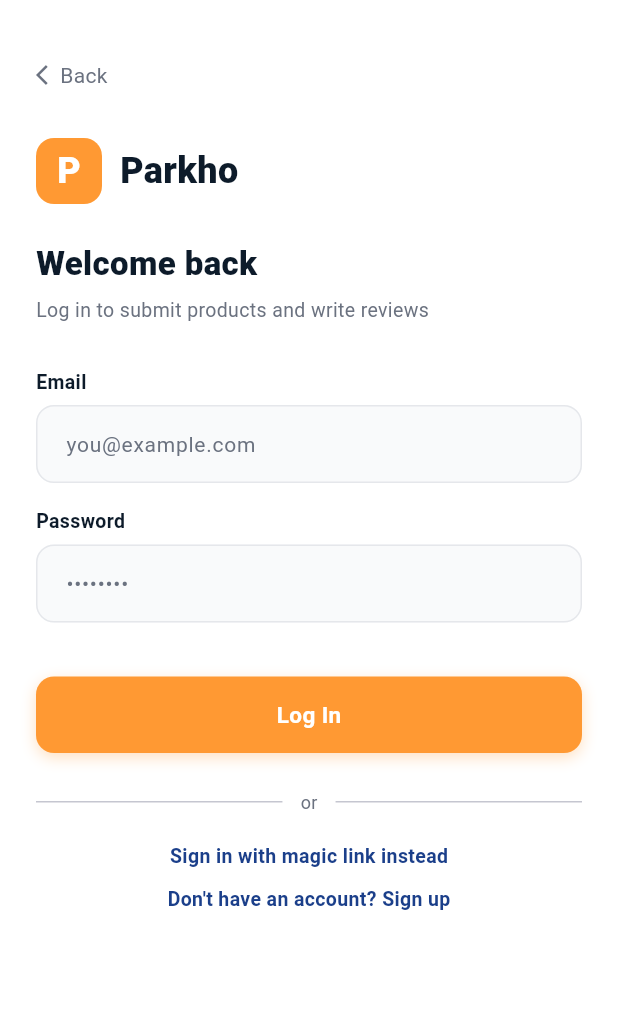
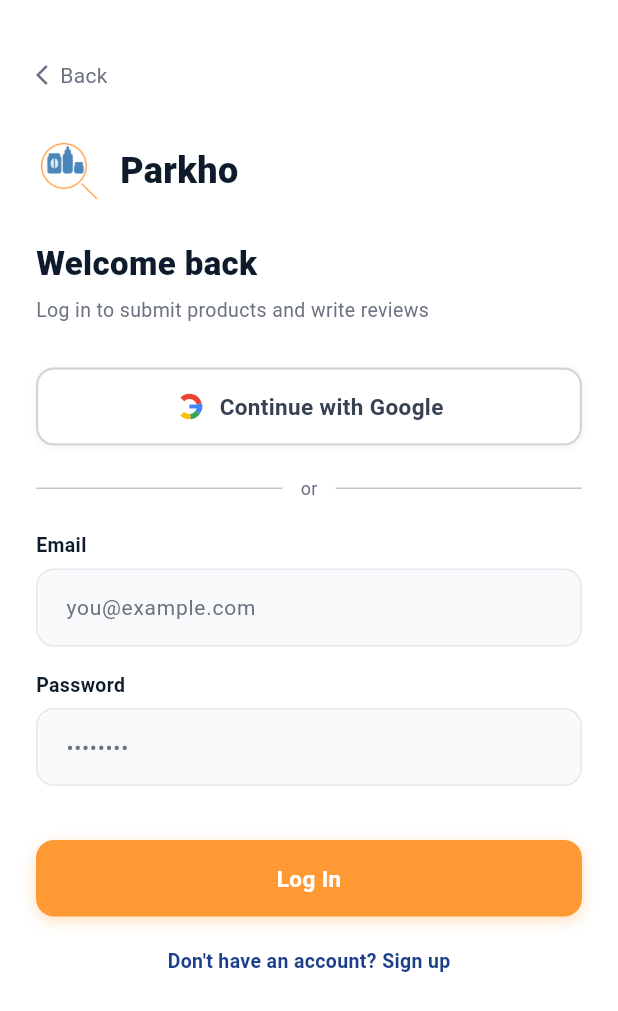
Before and after one commit to Shubham-Paliwal20/checkkaro, a Flutter app: the screen it shows after launch, after a tap on "Login", on a phone screen of 412 x 824 dp. Shown: the top 1011 px of the screen. Run offline on Flutter 3.47's test engine with Material 3 defaults, Android fonts, the phone set to English and light mode, and no system bars; our stand-ins replace cached_network_image, dio, flutter_riverpod, go_router, hive_flutter; missing offline and left inert: mobile_scanner; accounts and stored records are empty; network calls fail; Roboto replaces fonts that are missing (Poppins).

Commit message:
feat(mobile): Google sign-in, live reviews, logo everywhere, fix images
- Login: replace P box with logo, remove magic link, add Continue with
  Google button (opens Supabase OAuth in browser)
- Reviews: fetch live from Supabase reviews table (approved only) instead
  of hardcoded fake data
- Images: add browser User-Agent header to all CachedNetworkImage calls so
  CDN-hosted images (like Lakme) load correctly on mobile

Co-Authored-By: Claude Sonnet 4.6 <noreply@anthropic.com>

```diff
--- a/mobile/lib/core/api/api_client.dart
+++ b/mobile/lib/core/api/api_client.dart
@@ -88,6 +88,29 @@ class ApiClient {
     return [];
   }
 
+  static Future<List<Map<String, dynamic>>> getReviews() async {
+    try {
+      final res = await _dio.get(
+        'https://ecyuhdegovjhhqvasiez.supabase.co/rest/v1/reviews',
+        queryParameters: {
+          'is_approved': 'eq.true',
+          'select': 'id,reviewer_name,review_text,rating',
+          'order': 'created_at.desc',
+          'limit': '20',
+        },
+        options: Options(headers: {
+          'apikey': 'eyJhbGciOiJIUzI1NiIsInR5cCI6IkpXVCJ9.eyJpc3MiOiJzdXBhYmFzZSIsInJlZiI6ImVjeXVoZGVnb3ZqaGhxdmFzaWV6Iiwicm9sZSI6ImFub24iLCJpYXQiOjE3NzU4OTI5MzIsImV4cCI6MjA5MTQ2ODkzMn0.Kqjqp0hvkRLAGuKCY1g202sUD74YD2wEixM8r0Ka5GA',
+          'Authorization': 'Bearer eyJhbGciOiJIUzI1NiIsInR5cCI6IkpXVCJ9.eyJpc3MiOiJzdXBhYmFzZSIsInJlZiI6ImVjeXVoZGVnb3ZqaGhxdmFzaWV6Iiwicm9sZSI6ImFub24iLCJpYXQiOjE3NzU4OTI5MzIsImV4cCI6MjA5MTQ2ODkzMn0.Kqjqp0hvkRLAGuKCY1g202sUD74YD2wEixM8r0Ka5GA',
+        }),
+      );
+      final data = res.data;
+      if (data is List) return data.cast<Map<String, dynamic>>();
+      return [];
+    } catch (_) {
+      return [];
+    }
+  }
+
   static Future<void> reportProduct({
     required String productId,
     required String productName,
--- a/mobile/lib/features/auth/login_screen.dart
+++ b/mobile/lib/features/auth/login_screen.dart
@@ -2,11 +2,12 @@ import 'package:dio/dio.dart';
 import 'package:flutter/material.dart';
 import 'package:flutter_riverpod/flutter_riverpod.dart';
 import 'package:go_router/go_router.dart';
+import 'package:url_launcher/url_launcher.dart';
 import '../../core/auth/auth_provider.dart';
 import '../../core/config/app_config.dart';
 import '../../core/theme/app_theme.dart';
 
-enum _Mode { signIn, signUp, magicLink }
+enum _Mode { signIn, signUp }
 
 class LoginScreen extends ConsumerStatefulWidget {
   const LoginScreen({super.key});
@@ -18,10 +19,10 @@ class LoginScreen extends ConsumerStatefulWidget {
 class _LoginScreenState extends ConsumerState<LoginScreen> {
   final _emailCtrl    = TextEditingController();
   final _passwordCtrl = TextEditingController();
-  _Mode  _mode    = _Mode.signIn;
-  bool   _loading = false;
+  _Mode   _mode    = _Mode.signIn;
+  bool    _loading = false;
   String? _message;
-  bool   _isError = false;
+  bool    _isError = false;
 
   final _dio = Dio(BaseOptions(connectTimeout: const Duration(seconds: 15)));
 
@@ -35,8 +36,8 @@ class _LoginScreenState extends ConsumerState<LoginScreen> {
   Future<void> _submit() async {
     final email    = _emailCtrl.text.trim();
     final password = _passwordCtrl.text;
-    if (email.isEmpty) return _show('Please enter your email.', error: true);
-    if (_mode != _Mode.magicLink && password.isEmpty) return _show('Please enter a password.', error: true);
+    if (email.isEmpty)    return _show('Please enter your email.', error: true);
+    if (password.isEmpty) return _show('Please enter a password.', error: true);
 
     setState(() { _loading = true; _message = null; });
     try {
@@ -54,20 +55,13 @@ class _LoginScreenState extends ConsumerState<LoginScreen> {
           id:           (user['id']    as String?) ?? '',
         );
         if (mounted) context.pop();
-      } else if (_mode == _Mode.signUp) {
+      } else {
         await _dio.post(
           '$supabaseUrl/auth/v1/signup',
           data: {'email': email, 'password': password},
           options: Options(headers: {'apikey': supabaseAnonKey, 'Content-Type': 'application/json'}),
         );
         _show('Account created! Check your email to confirm before logging in.', error: false);
-      } else {
-        await _dio.post(
-          '$supabaseUrl/auth/v1/otp',
-          data: {'email': email, 'create_user': true},
-          options: Options(headers: {'apikey': supabaseAnonKey, 'Content-Type': 'application/json'}),
-        );
-        _show('Magic link sent! Check your inbox.', error: false);
       }
     } on DioException catch (e) {
       final msg = (e.response?.data as Map?)?['error_description']
@@ -78,6 +72,15 @@ class _LoginScreenState extends ConsumerState<LoginScreen> {
       _show('Something went wrong. Please try again.', error: true);
     } finally {
       if (mounted) setState(() => _loading = false);
+    }
+  }
+
+  Future<void> _googleSignIn() async {
+    final uri = Uri.parse(
+      '$supabaseUrl/auth/v1/authorize?provider=google&redirect_to=https%3A%2F%2Fwww.parkho.in',
+    );
+    if (await canLaunchUrl(uri)) {
+      await launchUrl(uri, mode: LaunchMode.externalApplication);
     }
   }
 
@@ -110,42 +113,82 @@ class _LoginScreenState extends ConsumerState<LoginScreen> {
                 ),
               ),
               const SizedBox(height: 32),
+
+              // Logo + app name
               Row(
                 children: [
-                  Container(
-                    width: 44, height: 44,
-                    decoration: BoxDecoration(color: AppColors.brandOrange, borderRadius: BorderRadius.circular(12)),
-                    child: const Center(child: Text('P', style: TextStyle(color: Colors.white, fontWeight: FontWeight.w900, fontSize: 24, fontFamily: 'Poppins'))),
+                  ClipRRect(
+                    borderRadius: BorderRadius.circular(10),
+                    child: Image.asset('assets/images/logo.png', width: 44, height: 44, fit: BoxFit.cover),
                   ),
                   const SizedBox(width: 12),
-                  const Text('Parkho', style: TextStyle(fontSize: 24, fontWeight: FontWeight.w900, color: AppColors.textPrimary, fontFamily: 'Poppins')),
+                  const Text('Parkho',
+                      style: TextStyle(fontSize: 24, fontWeight: FontWeight.w900, color: AppColors.textPrimary, fontFamily: 'Poppins')),
                 ],
               ),
               const SizedBox(height: 24),
+
               Text(
-                _mode == _Mode.signIn   ? 'Welcome back'           :
-                _mode == _Mode.signUp   ? 'Create an account'      :
-                                          'Sign in with email link',
+                _mode == _Mode.signIn ? 'Welcome back' : 'Create an account',
                 style: const TextStyle(fontSize: 22, fontWeight: FontWeight.w800, color: AppColors.textPrimary, fontFamily: 'Poppins'),
               ),
               const SizedBox(height: 6),
               Text(
-                _mode == _Mode.signIn   ? 'Log in to submit products and write reviews' :
-                _mode == _Mode.signUp   ? 'Join to contribute and earn rewards'         :
-                                          'We\'ll email you a one-click sign-in link',
+                _mode == _Mode.signIn
+                    ? 'Log in to submit products and write reviews'
+                    : 'Join to contribute and earn rewards',
                 style: const TextStyle(fontSize: 13, color: AppColors.textMuted, height: 1.5),
               ),
               const SizedBox(height: 28),
+
+              // ── Google button ──────────────────────────────────────────────
+              GestureDetector(
+                onTap: _googleSignIn,
+                child: Container(
+                  padding: const EdgeInsets.symmetric(vertical: 14),
+                  decoration: BoxDecoration(
+                    color: Colors.white,
+                    borderRadius: BorderRadius.circular(12),
+                    border: Border.all(color: const Color(0xFFD1D5DB), width: 1.5),
+                    boxShadow: [BoxShadow(color: Colors.black.withOpacity(0.05), blurRadius: 4, offset: const Offset(0, 1))],
+                  ),
+                  child: Row(
+                    mainAxisAlignment: MainAxisAlignment.center,
+                    children: [
+                      // Google G icon
+                      SizedBox(
+                        width: 20, height: 20,
+                        child: CustomPaint(painter: _GoogleIconPainter()),
+                      ),
+                      const SizedBox(width: 10),
+                      const Text('Continue with Google',
+                          style: TextStyle(fontSize: 15, fontWeight: FontWeight.w600, color: Color(0xFF374151))),
+                    ],
+                  ),
+                ),
+              ),
+              const SizedBox(height: 20),
+
+              // ── Divider ────────────────────────────────────────────────────
+              const Row(children: [
+                Expanded(child: Divider()),
+                Padding(
+                  padding: EdgeInsets.symmetric(horizontal: 12),
+                  child: Text('or', style: TextStyle(color: AppColors.textMuted, fontSize: 12)),
+                ),
+                Expanded(child: Divider()),
+              ]),
+              const SizedBox(height: 20),
+
+              // ── Email / Password ───────────────────────────────────────────
               const _Label('Email'),
               const SizedBox(height: 6),
               TextField(
                 controller: _emailCtrl,
                 keyboardType: TextInputType.emailAddress,
-                textInputAction: _mode == _Mode.magicLink ? TextInputAction.done : TextInputAction.next,
-                onSubmitted: _mode == _Mode.magicLink ? (_) => _submit() : null,
+                textInputAction: TextInputAction.next,
                 decoration: _inputDeco('you@example.com'),
               ),
-              if (_mode != _Mode.magicLink) ...[
               const SizedBox(height: 16),
               const _Label('Password'),
               const SizedBox(height: 6),
@@ -156,7 +199,7 @@ class _LoginScreenState extends ConsumerState<LoginScreen> {
                 onSubmitted: (_) => _submit(),
                 decoration: _inputDeco('••••••••'),
               ),
-              ],
+
               const SizedBox(height: 20),
               if (_message != null)
                 Container(
@@ -169,6 +212,8 @@ class _LoginScreenState extends ConsumerState<LoginScreen> {
                   child: Text(_message!, style: TextStyle(fontSize: 13, color: _isError ? const Color(0xFFDC2626) : const Color(0xFF15803D))),
                 ),
               const SizedBox(height: 16),
+
+              // ── Submit button ──────────────────────────────────────────────
               GestureDetector(
                 onTap: _loading ? null : _submit,
                 child: Container(
@@ -182,23 +227,15 @@ class _LoginScreenState extends ConsumerState<LoginScreen> {
                   child: _loading
                       ? const SizedBox(width: 22, height: 22, child: CircularProgressIndicator(color: Colors.white, strokeWidth: 2.5))
                       : Text(
-                          _mode == _Mode.signIn   ? 'Log In'         :
-                          _mode == _Mode.signUp   ? 'Create Account' :
-                                                    'Send Magic Link',
+                          _mode == _Mode.signIn ? 'Log In' : 'Create Account',
                           style: const TextStyle(color: Colors.white, fontWeight: FontWeight.w700, fontSize: 15),
                         ),
                 ),
               ),
-              const SizedBox(height: 24),
-              const Row(children: [Expanded(child: Divider()), Padding(padding: EdgeInsets.symmetric(horizontal: 12), child: Text('or', style: TextStyle(color: AppColors.textMuted, fontSize: 12))), Expanded(child: Divider())]),
-              const SizedBox(height: 18),
-              if (_mode != _Mode.magicLink)
-                _TextBtn('Sign in with magic link instead', () => setState(() { _mode = _Mode.magicLink; _message = null; })),
-              if (_mode == _Mode.magicLink)
-                _TextBtn('Sign in with password instead', () => setState(() { _mode = _Mode.signIn; _message = null; })),
-              const SizedBox(height: 10),
+              const SizedBox(height: 20),
+
               if (_mode == _Mode.signIn)
-                _TextBtn('Don\'t have an account? Sign up', () => setState(() { _mode = _Mode.signUp; _message = null; })),
+                _TextBtn("Don't have an account? Sign up", () => setState(() { _mode = _Mode.signUp; _message = null; })),
               if (_mode == _Mode.signUp)
                 _TextBtn('Already have an account? Log in', () => setState(() { _mode = _Mode.signIn; _message = null; })),
             ],
@@ -219,6 +256,47 @@ class _LoginScreenState extends ConsumerState<LoginScreen> {
   );
 }
 
+// Draws the Google "G" logo using canvas
+class _GoogleIconPainter extends CustomPainter {
+  @override
+  void paint(Canvas canvas, Size size) {
+    final paint = Paint()..style = PaintingStyle.fill;
+    final cx = size.width / 2;
+    final cy = size.height / 2;
+    final r  = size.width / 2;
+
+    // White circle background
+    paint.color = Colors.white;
+    canvas.drawCircle(Offset(cx, cy), r, paint);
+
+    // Red arc (top + left)
+    paint.color = const Color(0xFFEA4335);
+    canvas.drawArc(Rect.fromCircle(center: Offset(cx, cy), radius: r * 0.85),
+        -2.36, 2.09, true, paint);
+    // Blue arc (right)
+    paint.color = const Color(0xFF4285F4);
+    canvas.drawArc(Rect.fromCircle(center: Offset(cx, cy), radius: r * 0.85),
+        -0.27, 0.9, true, paint);
+    // Green arc (bottom)
+    paint.color = const Color(0xFF34A853);
+    canvas.drawArc(Rect.fromCircle(center: Offset(cx, cy), radius: r * 0.85),
+        0.63, 0.85, true, paint);
+    // Yellow arc (bottom-left)
+    paint.color = const Color(0xFFFBBC05);
+    canvas.drawArc(Rect.fromCircle(center: Offset(cx, cy), radius: r * 0.85),
+        1.48, 0.88, true, paint);
+    // White inner circle to make ring
+    paint.color = Colors.white;
+    canvas.drawCircle(Offset(cx, cy), r * 0.5, paint);
+    // Blue bar (horizontal right bar of G)
+    paint.color = const Color(0xFF4285F4);
+    canvas.drawRect(Rect.fromLTWH(cx, cy - r * 0.13, r * 0.85, r * 0.26), paint);
+  }
+
+  @override
+  bool shouldRepaint(_GoogleIconPainter old) => false;
+}
+
 class _Label extends StatelessWidget {
   final String text;
   const _Label(this.text);
--- a/mobile/lib/features/home/home_screen.dart
+++ b/mobile/lib/features/home/home_screen.dart
@@ -1,6 +1,7 @@
 import 'package:flutter/material.dart';
 import 'package:flutter_riverpod/flutter_riverpod.dart';
 import 'package:go_router/go_router.dart';
+import '../../core/api/api_client.dart';
 import '../../core/auth/auth_provider.dart';
 import '../../core/theme/app_theme.dart';
 
@@ -15,11 +16,6 @@ const _quickSearchItems = [
   ('🌶 Kurkure',         'Kurkure Masala Munch',                  'Snacks'),
 ];
 
-const _reviews = [
-  (name: 'Priya M.',    text: 'Finally an app that tells me what\'s actually in my skincare products. Found out my moisturiser has parabens!', rating: 5),
-  (name: 'Rahul S.',    text: 'Checked Maggi and was shocked to see what some of those E-numbers mean. Very helpful app.', rating: 5),
-  (name: 'Ananya K.',   text: 'Love how simple the explanations are. No jargon, just clear info. Highly recommended!', rating: 5),
-];
 
 class HomeScreen extends ConsumerWidget {
   const HomeScreen({super.key});
@@ -471,9 +467,26 @@ class _Stat extends StatelessWidget {
 
 // ── Reviews ───────────────────────────────────────────────────────────────────
 
-class _ReviewsSection extends StatelessWidget {
+class _ReviewsSection extends StatefulWidget {
+  @override
+  State<_ReviewsSection> createState() => _ReviewsSectionState();
+}
+
+class _ReviewsSectionState extends State<_ReviewsSection> {
+  List<Map<String, dynamic>> _reviews = [];
+
+  @override
+  void initState() {
+    super.initState();
+    ApiClient.getReviews().then((data) {
+      if (mounted && data.isNotEmpty) setState(() => _reviews = data);
+    });
+  }
+
   @override
   Widget build(BuildContext context) {
+    if (_reviews.isEmpty) return const SizedBox.shrink();
+    final colors = [AppColors.brandOrange, AppColors.brandGreen, AppColors.brandOrange];
     return Container(
       color: Colors.white,
       padding: const EdgeInsets.fromLTRB(20, 28, 0, 28),
@@ -491,12 +504,18 @@ class _ReviewsSection extends StatelessWidget {
             padding: const EdgeInsets.only(right: 20),
             child: Row(
               children: _reviews.asMap().entries.map((e) {
-                final colors = [AppColors.brandOrange, AppColors.brandGreen, AppColors.brandOrange];
                 final c = colors[e.key % colors.length];
+                final name   = (e.value['reviewer_name'] as String? ?? 'User');
+                final text   = (e.value['review_text']   as String? ?? '');
+                final rating = (e.value['rating']        as num?)?.toInt() ?? 5;
                 return Container(
                   width: 260,
                   margin: const EdgeInsets.only(right: 12),
-                  decoration: BoxDecoration(color: Colors.white, borderRadius: BorderRadius.circular(16), boxShadow: [BoxShadow(color: Colors.black.withOpacity(0.07), blurRadius: 12, offset: const Offset(0, 2))]),
+                  decoration: BoxDecoration(
+                    color: Colors.white,
+                    borderRadius: BorderRadius.circular(16),
+                    boxShadow: [BoxShadow(color: Colors.black.withOpacity(0.07), blurRadius: 12, offset: const Offset(0, 2))],
+                  ),
                   child: Column(
                     crossAxisAlignment: CrossAxisAlignment.start,
                     children: [
@@ -508,22 +527,22 @@ class _ReviewsSection extends StatelessWidget {
                           children: [
                             Text('"', style: TextStyle(fontSize: 40, color: c.withOpacity(0.25), height: 0.8, fontFamily: 'Georgia')),
                             const SizedBox(height: 6),
-                            Text(e.value.text, style: const TextStyle(fontSize: 13, color: Color(0xFF374151), height: 1.6)),
+                            Text(text, style: const TextStyle(fontSize: 13, color: Color(0xFF374151), height: 1.6)),
                             const SizedBox(height: 10),
-                            Row(children: List.generate(5, (i) => Icon(Icons.star, size: 14, color: i < e.value.rating ? AppColors.brandOrange : AppColors.border))),
+                            Row(children: List.generate(5, (i) => Icon(Icons.star, size: 14, color: i < rating ? AppColors.brandOrange : AppColors.border))),
                             const SizedBox(height: 10),
                             Row(
                               children: [
                                 Container(
                                   width: 36, height: 36,
                                   decoration: BoxDecoration(color: c.withOpacity(0.1), shape: BoxShape.circle, border: Border.all(color: c, width: 1.5)),
-                                  child: Center(child: Text(e.value.name[0], style: TextStyle(color: c, fontWeight: FontWeight.w800, fontSize: 15))),
+                                  child: Center(child: Text(name.isNotEmpty ? name[0].toUpperCase() : '?', style: TextStyle(color: c, fontWeight: FontWeight.w800, fontSize: 15))),
                                 ),
                                 const SizedBox(width: 10),
                                 Column(
                                   crossAxisAlignment: CrossAxisAlignment.start,
                                   children: [
-                                    Text(e.value.name, style: const TextStyle(fontWeight: FontWeight.w700, fontSize: 13)),
+                                    Text(name, style: const TextStyle(fontWeight: FontWeight.w700, fontSize: 13)),
                                     const Text('Verified user', style: TextStyle(fontSize: 11, color: AppColors.textMuted)),
                                   ],
                                 ),
--- a/mobile/lib/features/product/product_screen.dart
+++ b/mobile/lib/features/product/product_screen.dart
@@ -94,6 +94,7 @@ class _ProductDetail extends ConsumerWidget {
                   ? CachedNetworkImage(
                       imageUrl: product.imageUrl!,
                       fit: BoxFit.contain,
+                      httpHeaders: const {'User-Agent': 'Mozilla/5.0 (Linux; Android 11; Mobile) AppleWebKit/537.36 (KHTML, like Gecko) Chrome/120.0.0.0 Mobile Safari/537.36'},
                       errorWidget: (_, __, ___) => const _PlaceholderImage())
                   : const _PlaceholderImage(),
             ),
@@ -782,6 +783,7 @@ class _SaferAlternatives extends StatelessWidget {
                               height: 60,
                               width: double.infinity,
                               fit: BoxFit.contain,
+                              httpHeaders: const {'User-Agent': 'Mozilla/5.0 (Linux; Android 11; Mobile) AppleWebKit/537.36 (KHTML, like Gecko) Chrome/120.0.0.0 Mobile Safari/537.36'},
                               errorWidget: (_, __, ___) => const Icon(
                                   Icons.inventory_2_outlined,
                                   size: 40,
--- a/mobile/lib/features/products/products_screen.dart
+++ b/mobile/lib/features/products/products_screen.dart
@@ -486,6 +486,7 @@ class _BrowseCard extends StatelessWidget {
                           fit: BoxFit.contain,
                           memCacheWidth: 300,
                           fadeInDuration: const Duration(milliseconds: 200),
+                          httpHeaders: const {'User-Agent': 'Mozilla/5.0 (Linux; Android 11; Mobile) AppleWebKit/537.36 (KHTML, like Gecko) Chrome/120.0.0.0 Mobile Safari/537.36'},
                           placeholder: (_, __) => _ImageShimmer(),
                           errorWidget: (_, __, ___) => _NoImagePlaceholder(brand: brand, grade: grade, gradeColor: _gradeColor(grade)),
                         )
```
Lines whose indentation alone changed are shown as unchanged.
